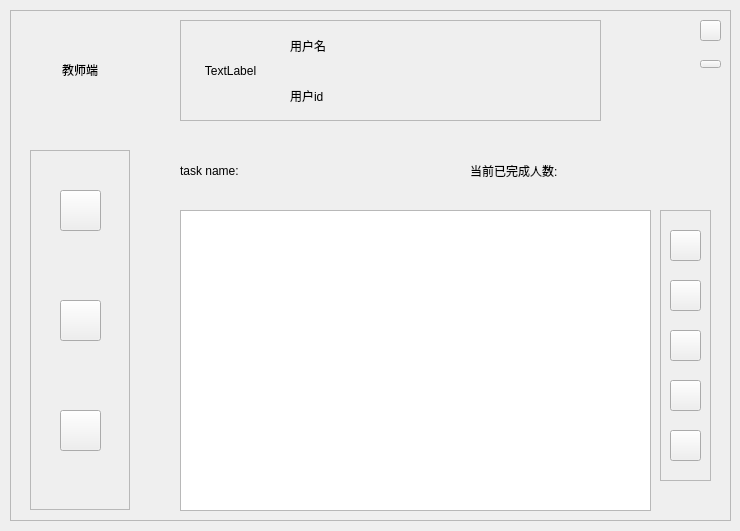
duoaidaoc/word-memorize-software, file teacher_main.ui: the form before one commit.
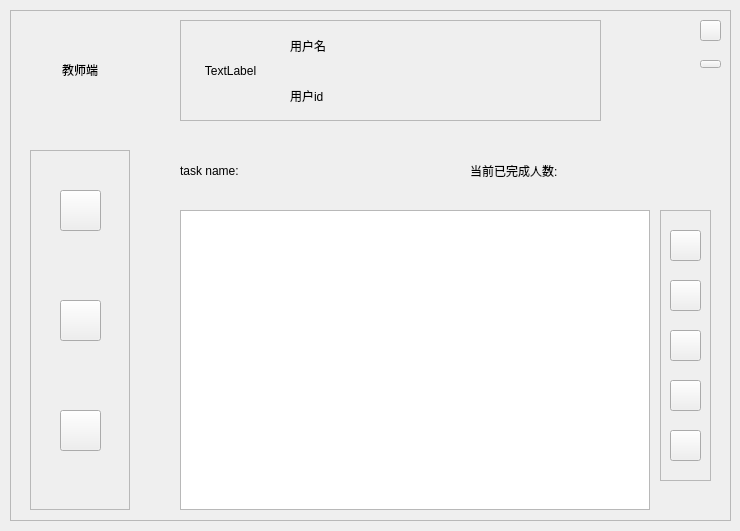
The form after the commit. The open tabs and pages were chosen to show the change.

The edit to the form file:
```diff
--- a/teacher_main.ui
+++ b/teacher_main.ui
@@ -744,16 +744,6 @@
        <string>task name:</string>
       </property>
      </widget>
-     <widget class="QTableWidget" name="tableWidget">
-      <property name="geometry">
-       <rect>
-        <x>10</x>
-        <y>70</y>
-        <width>471</width>
-        <height>301</height>
-       </rect>
-      </property>
-     </widget>
      <widget class="QFrame" name="btn_frame_2">
       <property name="geometry">
        <rect>
@@ -835,6 +825,16 @@
        </property>
       </widget>
      </widget>
+     <widget class="QTableView" name="tableView_student">
+      <property name="geometry">
+       <rect>
+        <x>10</x>
+        <y>70</y>
+        <width>470</width>
+        <height>300</height>
+       </rect>
+      </property>
+     </widget>
      <zorder>btn_frame_2</zorder>
      <zorder>label_finish_count</zorder>
      <zorder>label_task_name</zorder>
```
Left out of the diff: 2 changed lines with no effect on the pictures.
